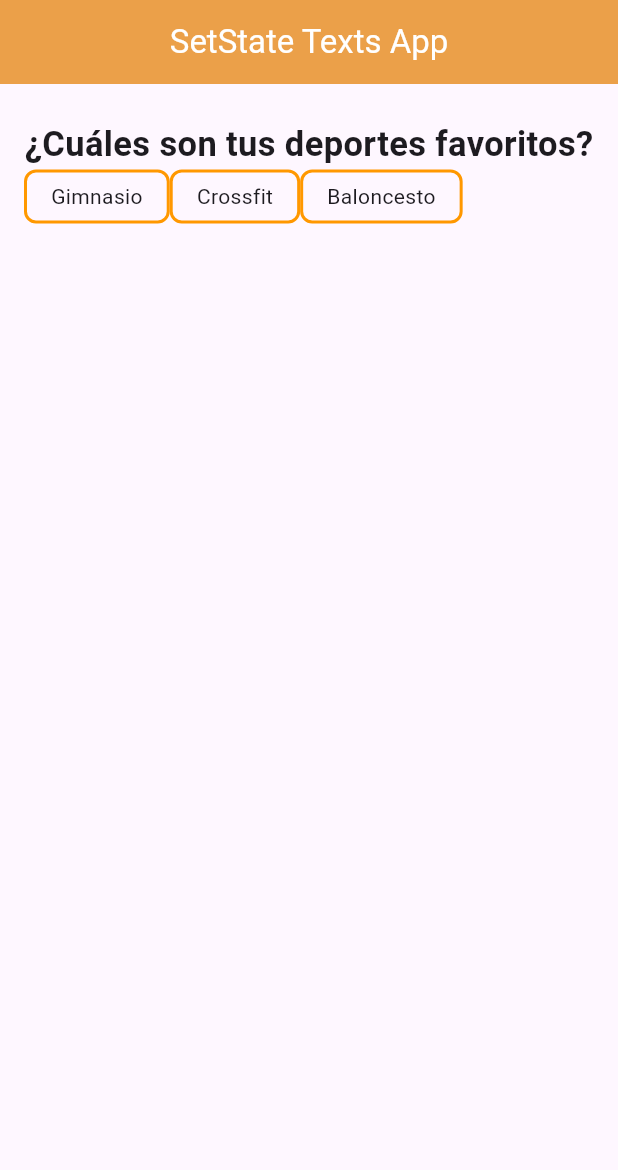
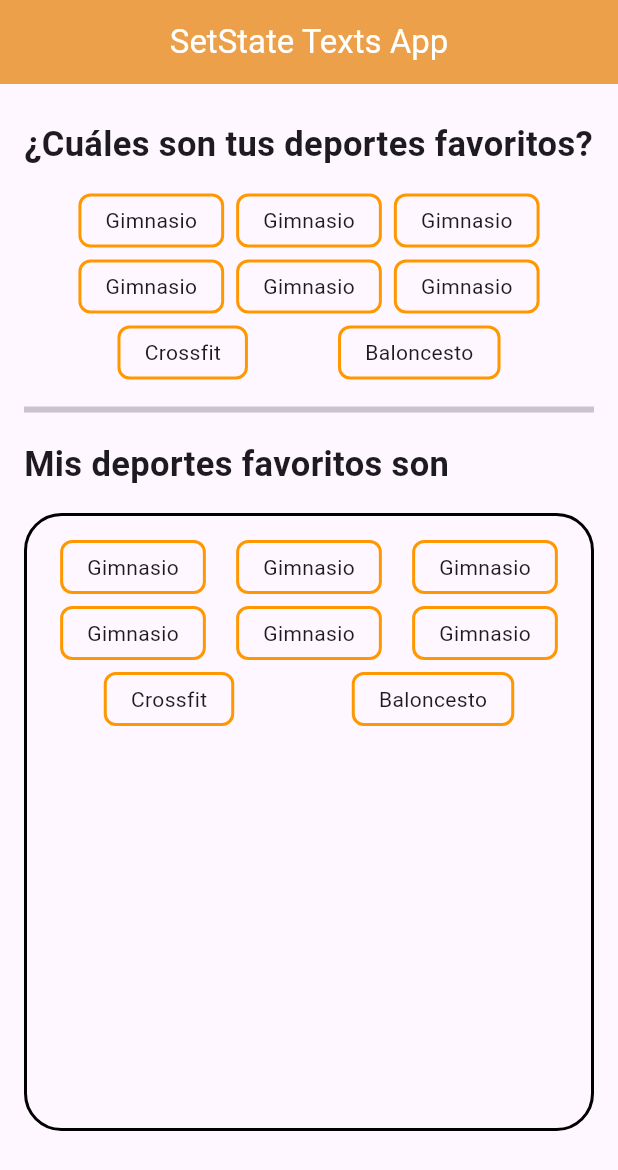
Before and after one commit to fr4nsgallegos/StatefullAppG13, a Flutter app: the screen it shows after launch, on a phone screen of 412 x 824 dp. Shown: the top 1170 px of the screen. Run offline on Flutter 3.47's test engine with Material 3 defaults, Android fonts, the phone set to English and light mode, and no system bars.

Commit message:
interface completa

```diff
--- a/lib/pages/deportes_favoritos_page.dart
+++ b/lib/pages/deportes_favoritos_page.dart
@@ -14,8 +14,18 @@ class DeportesFavoritosPage extends StatelessWidget {
     );
   }
 
+  Widget buildTitle(String title) {
+    return Text(
+      title,
+      style: TextStyle(fontSize: 23, fontWeight: FontWeight.bold),
+    );
+  }
+
   @override
   Widget build(BuildContext context) {
+    double screenWidth = MediaQuery.of(context).size.width;
+    double screenHeigth = MediaQuery.of(context).size.height;
+
     return SafeArea(
       child: Scaffold(
         appBar: AppBar(
@@ -29,17 +39,53 @@ class DeportesFavoritosPage extends StatelessWidget {
         body: Padding(
           padding: const EdgeInsets.symmetric(horizontal: 16, vertical: 24),
           child: Column(
+            crossAxisAlignment: CrossAxisAlignment.start,
             children: [
-              Text(
-                "¿Cuáles son tus deportes favoritos?",
-                style: TextStyle(fontSize: 23, fontWeight: FontWeight.bold),
+              buildTitle("¿Cuáles son tus deportes favoritos?"),
+              SizedBox(height: 16),
+              Center(
+                child: Wrap(
+                  spacing: 8, //espaciado horizontal entre elementos
+                  runSpacing: 8, //espaciado vertical entre elementos
+                  alignment: WrapAlignment.spaceAround,
+                  children: [
+                    buildDeportButton("Gimnasio"),
+                    buildDeportButton("Gimnasio"),
+                    buildDeportButton("Gimnasio"),
+                    buildDeportButton("Gimnasio"),
+                    buildDeportButton("Gimnasio"),
+                    buildDeportButton("Gimnasio"),
+                    buildDeportButton("Crossfit"),
+                    buildDeportButton("Baloncesto"),
+                  ],
+                ),
               ),
-              Row(
-                children: [
-                  buildDeportButton("Gimnasio"),
-                  buildDeportButton("Crossfit"),
-                  buildDeportButton("Baloncesto"),
-                ],
+              Divider(height: 40, thickness: 4),
+              buildTitle("Mis deportes favoritos son"),
+              SizedBox(height: 16),
+              Container(
+                padding: EdgeInsets.all(16),
+                width: screenWidth,
+                height: screenHeigth / 2,
+                decoration: BoxDecoration(
+                  borderRadius: BorderRadius.circular(25),
+                  border: Border.all(color: Colors.black, width: 2),
+                ),
+                child: Wrap(
+                  spacing: 8, //espaciado horizontal entre elementos
+                  runSpacing: 8, //espaciado vertical entre elementos
+                  alignment: WrapAlignment.spaceAround,
+                  children: [
+                    buildDeportButton("Gimnasio"),
+                    buildDeportButton("Gimnasio"),
+                    buildDeportButton("Gimnasio"),
+                    buildDeportButton("Gimnasio"),
+                    buildDeportButton("Gimnasio"),
+                    buildDeportButton("Gimnasio"),
+                    buildDeportButton("Crossfit"),
+                    buildDeportButton("Baloncesto"),
+                  ],
+                ),
               ),
             ],
           ),
```
